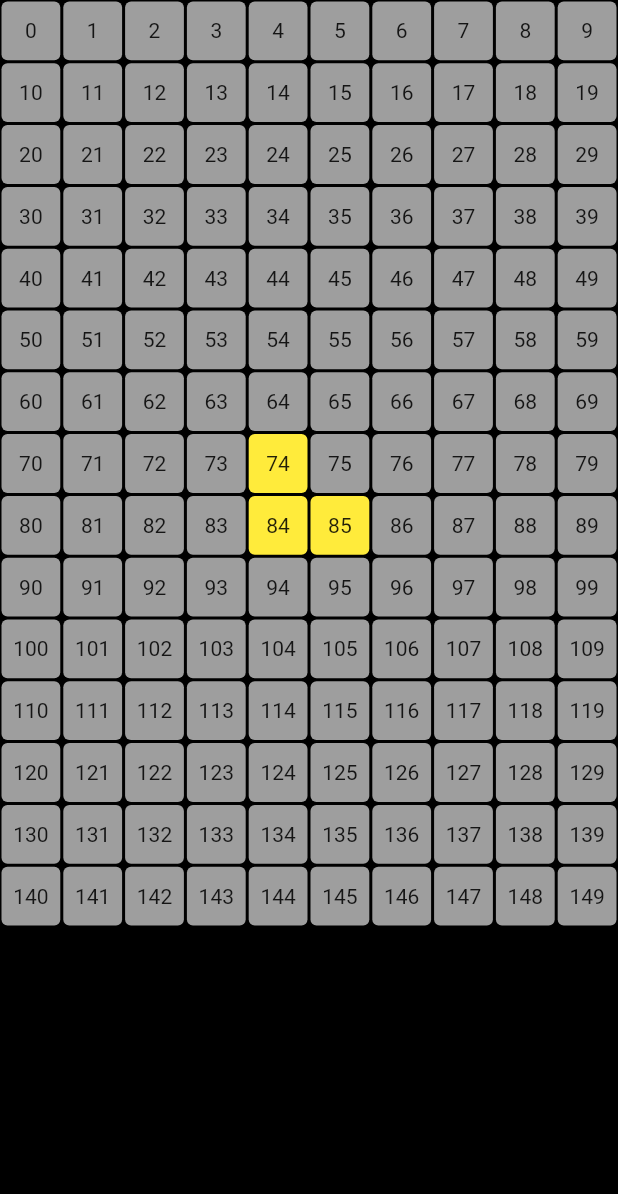
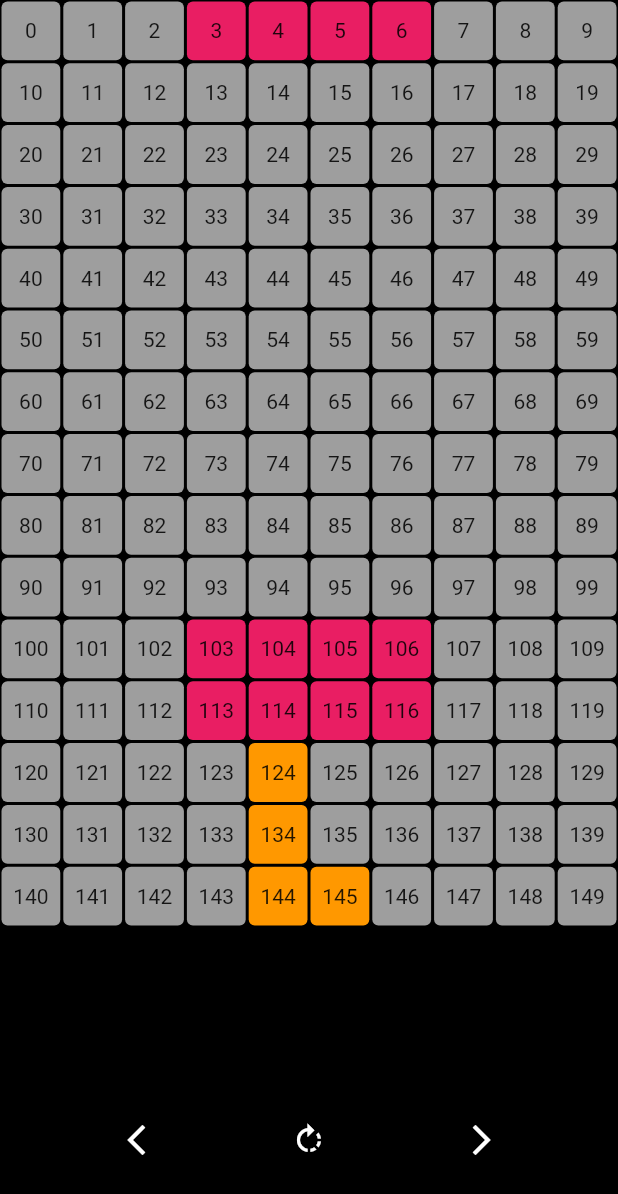
Before and after one commit to L1malucas/lima_tetris, a Flutter app: the screen it shows after launch, on a phone screen of 412 x 824 dp. Shown: the top 1194 px of the screen. Run offline on Flutter 3.47's test engine with Material 2 defaults, Android fonts, the phone set to English and light mode, and no system bars.

Commit message:
add colors and move buttons

```diff
--- a/lib/piece.dart
+++ b/lib/piece.dart
@@ -1,3 +1,5 @@
+import 'dart:ui';
+
 import 'package:lima_tetris/values.dart';
 
 class Piece {
@@ -6,6 +8,10 @@ class Piece {
   Piece({required this.type});
 
   List<int> position = [];
+
+  Color get color {
+    return tetrominoColors[type] ?? const Color(0xFFFFFFFF);
+  }
 
   void initializePiece() {
     switch (type) {
@@ -16,16 +22,16 @@ class Piece {
         position = [-15, -16, -5, -6];
         break;
       case Tetromino.J:
-        position = [-25, -14, -5, -6];
+        position = [-25, -15, -5, -6];
         break;
       case Tetromino.L:
-        position = [-16, -16, -6, -5];
+        position = [-26, -16, -6, -5];
         break;
       case Tetromino.S:
         position = [-15, -14, -6, -5];
         break;
       case Tetromino.T:
-        position = [-26, -16, -6, -5];
+        position = [-26, -16, -6, -15];
         break;
       case Tetromino.Z:
         position = [-17, -16, -6, -5];
--- a/lib/values.dart
+++ b/lib/values.dart
@@ -1,6 +1,18 @@
+import 'package:flutter/material.dart';
+
 enum Tetromino { L, J, I, O, S, Z, T }
 
 enum Direction { left, down, right }
 
 int rowLength = 10;
 int colLength = 15;
+
+const Map<Tetromino, MaterialColor> tetrominoColors = {
+  Tetromino.L: Colors.orange,
+  Tetromino.J: Colors.blue,
+  Tetromino.I: Colors.pink,
+  Tetromino.O: Colors.yellow,
+  Tetromino.S: Colors.green,
+  Tetromino.Z: Colors.red,
+  Tetromino.T: Colors.purple,
+};
--- a/lib/views/board_view.dart
+++ b/lib/views/board_view.dart
@@ -27,7 +27,7 @@ class _BoardViewState extends State<BoardView> {
 
   void startGame() {
     currentPiece.initializePiece();
-    Duration frameRate = const Duration(milliseconds: 800);
+    Duration frameRate = const Duration(milliseconds: 200);
     gameLoop(frameRate);
   }
 
@@ -52,12 +52,13 @@ class _BoardViewState extends State<BoardView> {
       } else if (direction == Direction.down) {
         row += 1;
       }
-      if (col > 0 && row > 0 && gameBoard[row][col] != null) {
-        return true;
+
+      if (row >= colLength || col < 0 || col >= rowLength) {
+        return true; // Collision with boundary
       }
 
-      if (row >= colLength || col < 0 || col >= rowLength) {
-        return true;
+      if (row >= 0 && gameBoard[row][col] != null) {
+        return true; // Collision with existing piece
       }
     }
     return false;
@@ -85,11 +86,18 @@ class _BoardViewState extends State<BoardView> {
     currentPiece.initializePiece();
   }
 
+  void moveLeft() {}
+  void moveRight() {}
+  void rotatePiece() {}
+
   @override
   Widget build(BuildContext context) {
     return Scaffold(
       backgroundColor: Colors.black,
-      body: GridView.builder(
+      body: Column(
+        children: [
+          Expanded(
+            child: GridView.builder(
               itemCount: rowLength * colLength,
               physics: const NeverScrollableScrollPhysics(),
               gridDelegate: SliverGridDelegateWithFixedCrossAxisCount(
@@ -99,12 +107,13 @@ class _BoardViewState extends State<BoardView> {
                 int col = index % rowLength;
                 if (currentPiece.position.contains(index)) {
                   return Pixel(
-              color: Colors.yellow,
+                    color: currentPiece.color,
                     numbers: index.toString(),
                   );
                 } else if (gameBoard[row][col] != null) {
+                  final Tetromino? tetrominoType = gameBoard[row][col];
                   return Pixel(
-              color: Colors.pink,
+                    color: tetrominoColors[tetrominoType],
                     numbers: index.toString(),
                   );
                 } else {
@@ -115,6 +124,32 @@ class _BoardViewState extends State<BoardView> {
                 }
               },
             ),
+          ),
+          Padding(
+            padding: const EdgeInsets.only(bottom: 40.0),
+            child: Row(
+              mainAxisAlignment: MainAxisAlignment.spaceEvenly,
+              children: [
+                IconButton(
+                  color: Colors.white,
+                  onPressed: moveLeft,
+                  icon: const Icon(Icons.arrow_back_ios_new_outlined),
+                ),
+                IconButton(
+                  color: Colors.white,
+                  onPressed: moveRight,
+                  icon: const Icon(Icons.rotate_right),
+                ),
+                IconButton(
+                  color: Colors.white,
+                  onPressed: rotatePiece,
+                  icon: const Icon(Icons.arrow_forward_ios_outlined),
+                )
+              ],
+            ),
+          ),
+        ],
+      ),
     );
   }
 }
```
Lines whose indentation alone changed are shown as unchanged.
